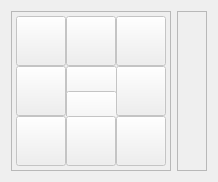
Before: the Qt Designer form xpaxs/instrumentation/spec/ui/ui_gamepad.ui in praxes/praxes, drawn with Qt 5.
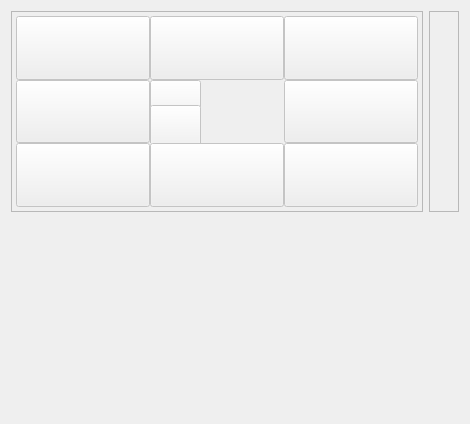
After: the same form once the commit is applied. Icons and pictures are not drawn.

Commit message: refactor file interface into main window

Patch:
```diff
--- a/xpaxs/instrumentation/spec/ui/ui_gamepad.ui
+++ b/xpaxs/instrumentation/spec/ui/ui_gamepad.ui
@@ -1,12 +1,12 @@
 <ui version="4.0" >
  <class>GamePad</class>
- <widget class="QWidget" name="GamePad" >
-  <property name="geometry" >
+ <widget class="QWidget" name="GamePad">
+  <property name="geometry">
    <rect>
     <x>0</x>
     <y>0</y>
-    <width>212</width>
-    <height>174</height>
+    <width>470</width>
+    <height>424</height>
    </rect>
   </property>
   <property name="focusPolicy" >
@@ -600,6 +600,19 @@
      </item>
     </layout>
    </item>
+   <item>
+    <spacer name="verticalSpacer">
+     <property name="orientation">
+      <enum>Qt::Vertical</enum>
+     </property>
+     <property name="sizeHint" stdset="0">
+      <size>
+       <width>20</width>
+       <height>40</height>
+      </size>
+     </property>
+    </spacer>
+   </item>
   </layout>
  </widget>
  <resources>
```
Left out of the diff: 371 changed lines with no effect on the pictures. The commit also changes 2 other files.
